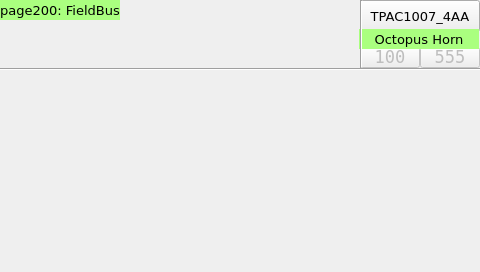
This is TPAC1007_04_AA/Octopus_Horn1_HMI/page200.ui in MECTsrl/mect_apps as Qt 5 draws it before an edit. The edited form follows.
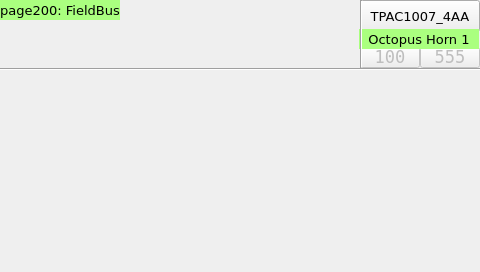
This is the edited form. Custom widgets are drawn as their Qt base class.

What changed in the file:
```diff
--- a/TPAC1007_04_AA/Octopus_Horn1_HMI/page200.ui
+++ b/TPAC1007_04_AA/Octopus_Horn1_HMI/page200.ui
@@ -267,7 +267,7 @@
 <string notr="true">background-color: rgb(170, 255, 127);</string>
 </property>
 <property name="text">
-<string>Octopus Horn</string>
+    <string>Octopus Horn 1</string>
 </property>
 <property name="alignment">
 <set>Qt::AlignCenter</set>
```
Left out of the diff: 10 changed lines with no effect on the pictures. Lines whose indentation alone changed are shown as unchanged.
